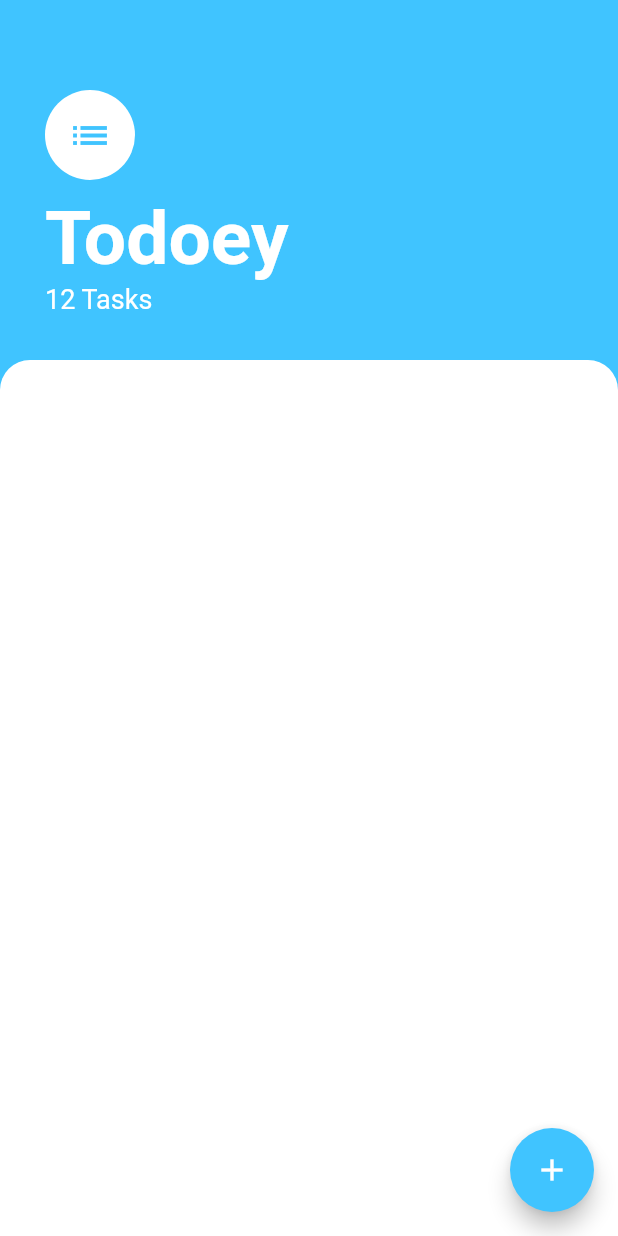
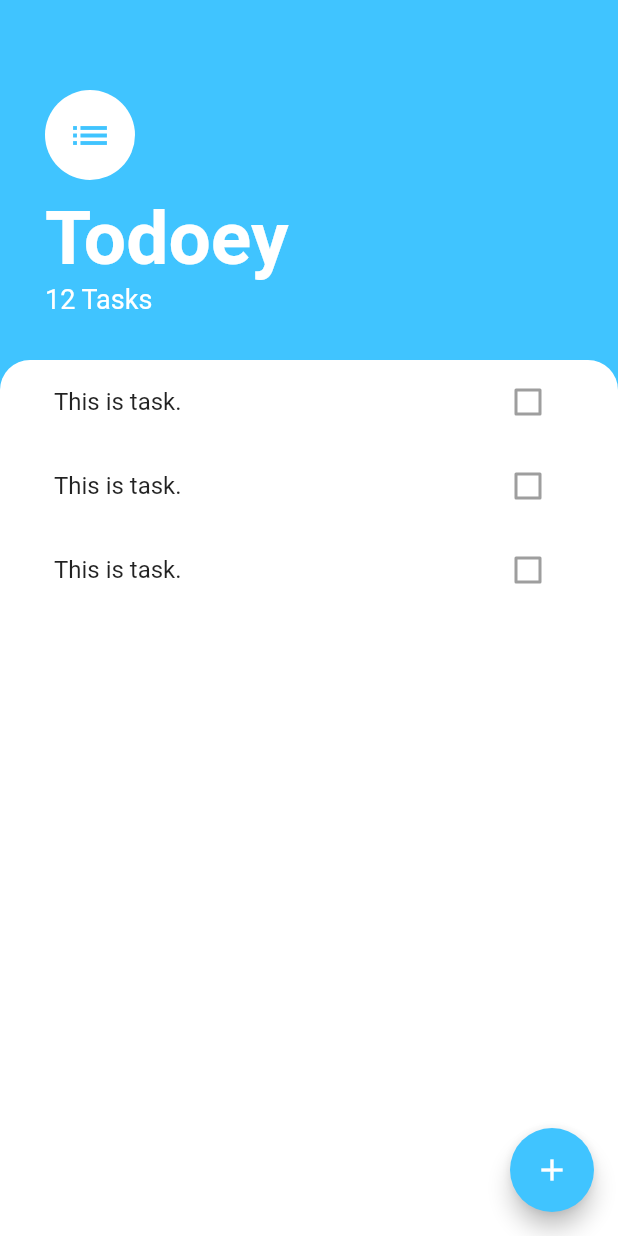
Before and after one commit to kostevg871/easy_task_flutter, a Flutter app: the screen it shows after launch, on a phone screen of 412 x 824 dp. Run offline on Flutter 3.47's test engine with Material 2 defaults, Android fonts, the phone set to English and light mode, and no system bars.

Commit message:
refactoring and create task_tile and tasts_list

```diff
--- a/lib/screens/tasks_screen.dart
+++ b/lib/screens/tasks_screen.dart
@@ -47,12 +47,15 @@ class TasksScreen extends StatelessWidget {
           ),
           Expanded(
             child: Container(
+              padding: EdgeInsets.symmetric(horizontal: 20.0),
               decoration: BoxDecoration(
-                  color: Colors.white,
-                  borderRadius: BorderRadius.only(
-                    topLeft: Radius.circular(20.0),
-                    topRight: Radius.circular(20.0),
-                  )),
+                color: Colors.white,
+                borderRadius: BorderRadius.only(
+                  topLeft: Radius.circular(20.0),
+                  topRight: Radius.circular(20.0),
+                ),
+              ),
+              child: TasksList(),
             ),
           ),
         ],
@@ -60,3 +63,28 @@ class TasksScreen extends StatelessWidget {
     );
   }
 }
+
+class TasksList extends StatelessWidget {
+
+  @override
+  Widget build(BuildContext context) {
+    return ListView(
+      children: <Widget>[
+        TaskTile(),
+        TaskTile(),
+        TaskTile(),
+      ],
+    );
+  }
+}
+
+class TaskTile extends StatelessWidget {
+
+  @override
+  Widget build(BuildContext context) {
+    return ListTile(
+      title: Text("This is task."),
+      trailing: Checkbox(value: false),
+    );
+  }
+}
```
Also changed, not shown: lib/widgets/task_tile.dart (added), lib/widgets/tasks_list.dart (added).
